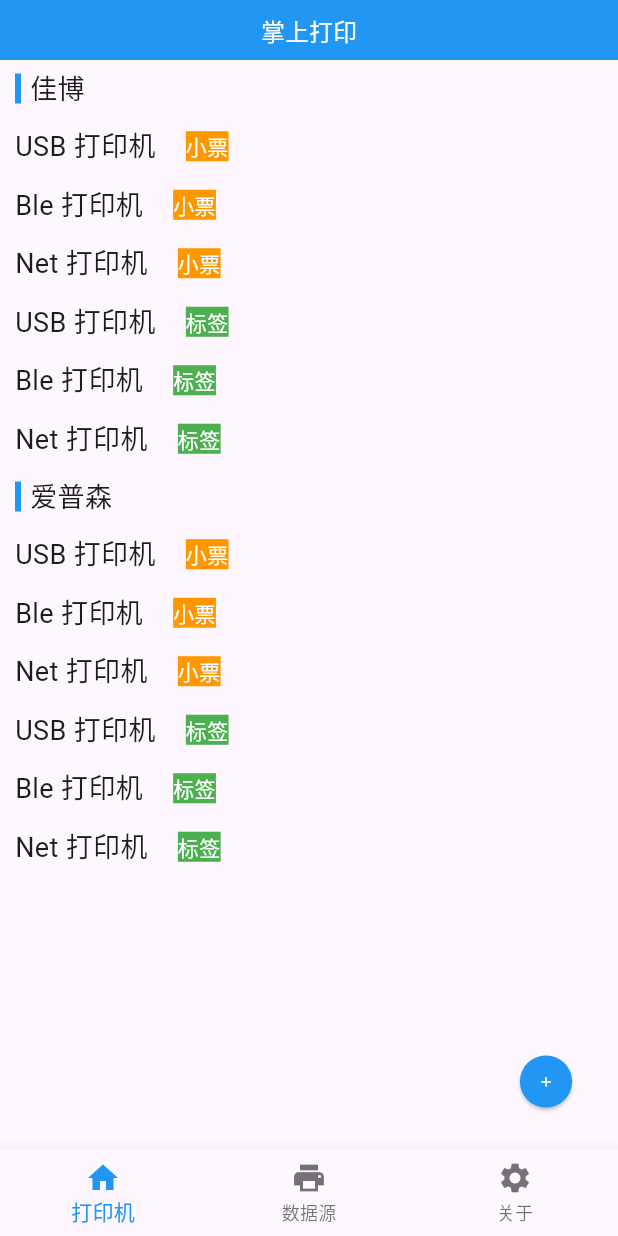
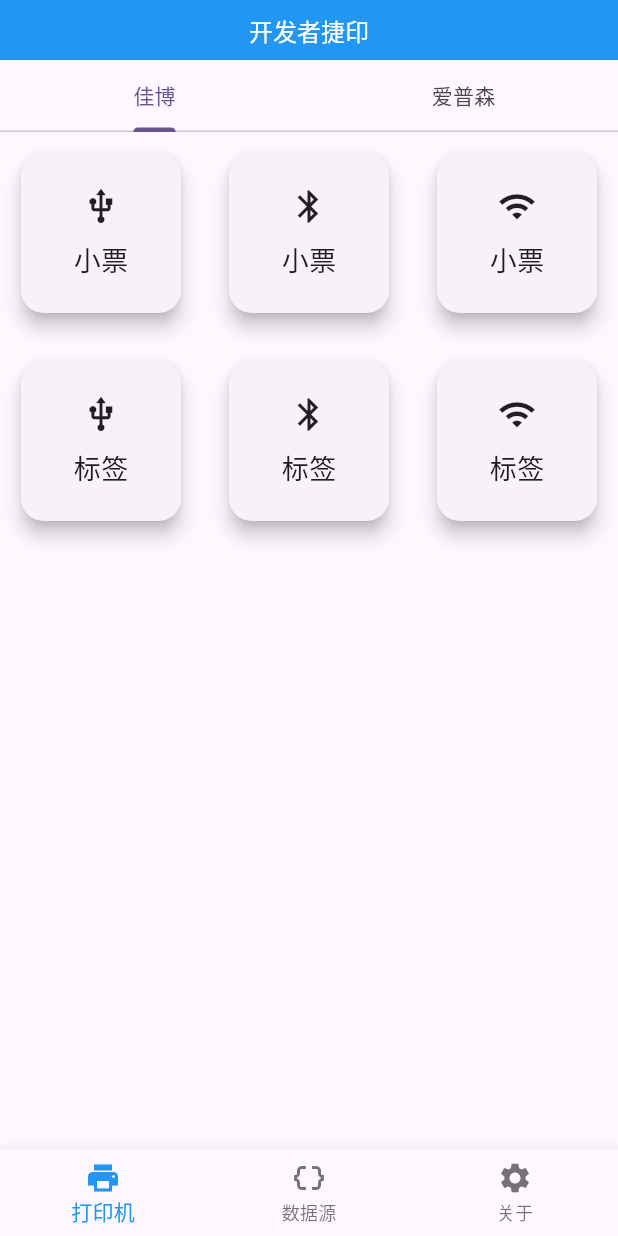
Before and after one commit to Yiwei099/universal_printer_flutter, a Flutter app: the screen it shows after launch, on a phone screen of 412 x 824 dp. Run offline on Flutter 3.47's test engine with Material 3 defaults, Android fonts, the phone set to English and light mode, and no system bars.

Commit message:
css：打印机列表样式修改 feat：暂时不允许新增打印机

```diff
--- a/lib/MainPage.dart
+++ b/lib/MainPage.dart
@@ -13,28 +13,6 @@
 
 class _MainPageState extends State<MainPage> {
   int _currentIndex = 0;
-  List<MyPrinter> printer = [];
-
-  void _onAddPrinterResult({MyPrinter? myPrinter, int index = 0}) {
-    setState(() {
-      if (myPrinter != null) {
-        printer.add(myPrinter);
-      } else {
-        printer.removeAt(index);
-      }
-    });
-  }
-
-  // 添加打印机
-  void _onAddPrinter({required BuildContext context, MyPrinter? printer}) async {
-    final result = await Navigator.push(
-      context,
-      MaterialPageRoute(builder: (context) => ModifyPrinterPage(myPrinter: printer)),
-    );
-    if (result != null) {
-      _onAddPrinterResult(myPrinter: result);
-    }
-  }
 
   void _onItemTapped(int index) {
     setState(() {
@@ -51,7 +29,7 @@
             centerTitle: true,
             titleSpacing: 0,
             title: const Text(
-              '掌上打印',
+              '开发者捷印',
               style: TextStyle(
                 color: Colors.white,
                 fontSize: 16,
@@ -61,36 +39,19 @@
           )),
       body: IndexedStack(
         index: _currentIndex,
-        children: [
-          MyPrinterPage(
-            initialPrinter: printer,
-            go2AddPrinter: (printer) => {
-              _onAddPrinter(context: context,printer: printer)
-            },
-          ),
+        children: const [
+          MyPrinterPage(),
           // const ModifyPrinterPage(),
         ],
-      ),
-      floatingActionButton: Transform.scale(
-        scale: 0.6,
-        child: ElevatedButton(
-          onPressed: () => _onAddPrinter(context: context),
-          style: ElevatedButton.styleFrom(
-            shape: const CircleBorder(),
-            padding: const EdgeInsets.all(20),
-            backgroundColor: Colors.blue, // 按钮背景颜色
-          ),
-          child: const Icon(Icons.add, color: Colors.white),
-        ),
       ),
       bottomNavigationBar: BottomNavigationBar(
         items: const <BottomNavigationBarItem>[
           BottomNavigationBarItem(
-            icon: Icon(Icons.home),
+            icon: Icon(Icons.print),
             label: '打印机',
           ),
           BottomNavigationBarItem(
-            icon: Icon(Icons.print),
+            icon: Icon(Icons.data_object),
             label: '数据源',
           ),
           BottomNavigationBarItem(
--- a/lib/MyPrinterPage.dart
+++ b/lib/MyPrinterPage.dart
@@ -4,148 +4,81 @@
 
 import 'constant/Constant.dart';
 
-class MyPrinterPage extends StatefulWidget {
-  final List<MyPrinter> initialPrinter;
-  final go2AddPrinter;
-
-  const MyPrinterPage(
-      {super.key, required this.initialPrinter, required this.go2AddPrinter});
+class MyPrinterPage extends StatelessWidget {
+  const MyPrinterPage({super.key});
 
   @override
-  State<MyPrinterPage> createState() => _MyPrinterPageState();
+  Widget build(BuildContext context) {
+    return _convertPrinterListWidget();
   }
 
-class _MyPrinterPageState extends State<MyPrinterPage> {
-  List<MyPrinter> printerList = [];
-
-  @override
-  void initState() {
-    super.initState();
-    //对象引用
-    // printerList = widget.initialPrinter;
-
-    List<MyPrinter> gPrinterList = PrinterBeanUtils.getDefaultGPrinter();
-
-    if (gPrinterList.isNotEmpty) {
-      printerList.add(MyPrinter(type: MyPrinter.TYPE_G));
-      printerList.addAll(gPrinterList);
+  Widget _convertPrinterGridItem(MyPrinter printer, int index) {
+    String fullName = PrinterBeanUtils.convertModelName(printer.model);
+    IconData icons = Icons.usb;
+    if (printer.connect == ConnectType.ble) {
+      icons = Icons.bluetooth;
+    } else if (printer.connect == ConnectType.wifi) {
+      icons = Icons.wifi;
+    } else {
+      icons = Icons.usb;
     }
-
-    List<MyPrinter> ePrinterList = PrinterBeanUtils.getDefaultEPrinter();
-
-    if (ePrinterList.isNotEmpty) {
-      printerList.add(MyPrinter(type: MyPrinter.TYPE_E));
-      printerList.addAll(ePrinterList);
-    }
-  }
-
-  // 删除项的方法
-  void _removeItem(int index) {
-    setState(() {
-      printerList.removeAt(index);
-    });
-  }
-
-  Widget _convertMyPrinterWidget() {
-    if (printerList.isEmpty) {
-      return Container(
-        alignment: Alignment.center,
-        child: const Text('先去添加一台打印机吧'),
+    return Padding(
+      padding: const EdgeInsets.all(10),
+      child: Card(
+        shape: RoundedRectangleBorder(
+          borderRadius: BorderRadius.circular(15.0), // 设置圆角半径
+        ),
+        elevation: 5.0, // 设置阴影高度
+        child: Column(
+          mainAxisAlignment: MainAxisAlignment.center,
+          crossAxisAlignment: CrossAxisAlignment.center,
+          children: [
+            Icon(
+              icons,
+              size: 26,
+            ),
+            const SizedBox(
+              height: 10,
+            ),
+            Text(
+              fullName,
+              style: const TextStyle(fontSize: 18),
+            )
+          ],
+        ),
+      ),
     );
   }
 
-    return ListView.builder(
+  Widget _convertPrinterGridView(List<MyPrinter> printerList) {
+    return GridView.builder(
+      gridDelegate: const SliverGridDelegateWithFixedCrossAxisCount(
+        crossAxisCount: 3, // 每行显示2个网格项
+        mainAxisSpacing: 4,
+        crossAxisSpacing: 4,
+      ),
       itemCount: printerList.length,
       itemBuilder: (context, index) {
-          return Card(
-            margin:
-                const EdgeInsets.only(left: 10, top: 4, bottom: 4, right: 10),
-            child: InkWell(
-              onTap: () => widget.go2AddPrinter(printerList[index]),
-              child: Padding(
-                padding: const EdgeInsets.only(
-                    left: 10, top: 4, bottom: 4, right: 0),
-                child: Row(
-                  children: [
-                    const Icon(Icons.print, size: 16),
-                    const SizedBox(width: 10),
-                    Expanded(child: Text(printerList[index].name)),
-                    IconButton(
-                        onPressed: () => {_removeItem(index)},
-                        iconSize: 16,
-                        icon: const Icon(Icons.delete))
-                  ],
-                ),
-              ),
-            ),
+        return _convertPrinterGridItem(printerList[index], index);
+      },
     );
-        });
   }
 
   Widget _convertPrinterListWidget() {
-    return ListView.builder(
-        itemCount: printerList.length,
-        itemBuilder: (context, index) {
-          return Padding(
-              padding:
-                  const EdgeInsets.only(left: 10, right: 10, top: 6, bottom: 6),
-              child: _convertPrinterClass(printerList[index]));
-        });
-  }
+    List<Widget> tabs = const [Tab(text: '佳博'), Tab(text: '爱普森')];
 
-  Widget _convertPrinterClass(MyPrinter item) {
-    if (item.type == MyPrinter.TYPE_G) {
-      return Row(
+    List<Widget> tabsChildrenView = [
+      _convertPrinterGridView(PrinterBeanUtils.getDefaultGPrinter()),
+      _convertPrinterGridView(PrinterBeanUtils.getDefaultEPrinter())
+    ];
+
+    return DefaultTabController(
+        length: tabs.length,
+        child: Column(
           children: [
-          Container(
-              width: 4,
-              height: 20,
-              color: Colors.blue,
-              padding: const EdgeInsets.only(right: 10)),
-          const SizedBox(width: 6, height: 0),
-          const Text('佳博', style: TextStyle(fontSize: 18))
+            TabBar(tabs: tabs),
+            Expanded(child: TabBarView(children: tabsChildrenView))
           ],
-      );
-    } else if (item.type == MyPrinter.TYPE_E) {
-      return Row(
-        children: [
-          Container(
-              width: 4,
-              height: 20,
-              color: Colors.blue,
-              padding: const EdgeInsets.only(right: 10)),
-          const SizedBox(width: 6, height: 0),
-          const Text('爱普森', style: TextStyle(fontSize: 18))
-        ],
-      );
-    } else {
-      bool esc = item.model == CommandType.esc;
-      return Row(
-        children: [
-          Text(item.name, style: const TextStyle(fontSize: 18)),
-          const SizedBox(
-            width: 20,
-          ),
-          Text(
-            esc ? '小票' : '标签',
-            style: TextStyle(
-                backgroundColor: esc ? Colors.orange : Colors.green,
-                foreground: Paint()..color = Colors.white),
-          ),
-        ],
-      );
+        ));
   }
 }
-
-  @override
-  Widget build(BuildContext context) {
-    if (printerList.isEmpty) {
-      return Container(
-        alignment: Alignment.center,
-        child: const Text('先去添加一台打印机吧'),
-      );
-    } else {
-      return _convertPrinterListWidget();
-    }
-  }
-}
--- a/lib/bean/MyPrinter.dart
+++ b/lib/bean/MyPrinter.dart
@@ -1,8 +1,8 @@
 import 'package:universal_printer_flutter/constant/Constant.dart';
 
 class MyPrinter {
-  static final int TYPE_G = 1;
-  static final int TYPE_E = 2;
+  static const int TYPE_G = 1;
+  static const int TYPE_E = 2;
 
   String name; //打印机名称
   CommandType model; //指令模式
```
Also changed, not shown: pubspec.lock. Lines whose indentation alone changed are shown as unchanged.
